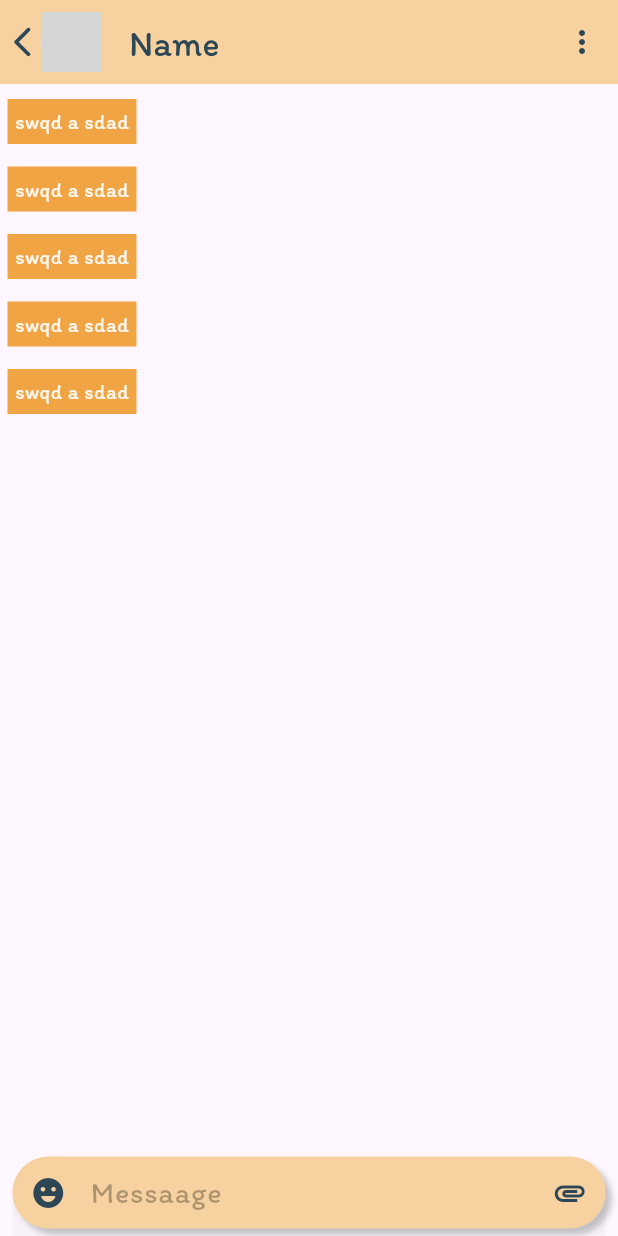
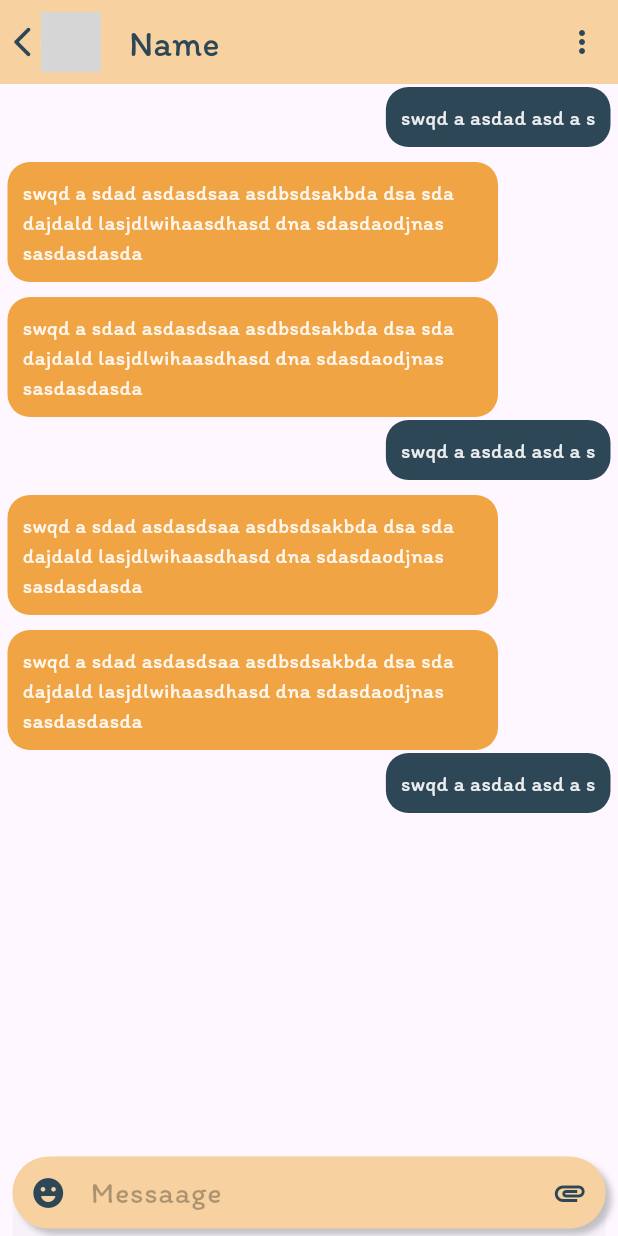
Before and after one commit to HamzaIqbalMughal/peerlink, a Flutter app: the ChatScreen screen opened directly, on a phone screen of 412 x 824 dp. Run offline on Flutter 3.47's test engine with Material 2 defaults, Android fonts, the phone set to English and light mode, and no system bars; our stand-ins replace badges, flutter_svg, fluttertoast, google_fonts; network calls fail; grey boxes are pictures that could not be loaded.

Commit message:
to sharing data with lab pc

```diff
--- a/lib/ChatScreen.dart
+++ b/lib/ChatScreen.dart
@@ -13,6 +13,7 @@ class _ChatScreenState extends State<ChatScreen> {
   String themeColor1CodeHexa = "#fff1a443";
   String themeColor2CodeHexa = "#ff2e4757";
   String appbarColorCodeHexa = "#fff7d2a0";
+  bool _lastMsgIsRecieved = false;
   @override
   Widget build(BuildContext context) {
     Color themeColor1 =
@@ -21,6 +22,8 @@ class _ChatScreenState extends State<ChatScreen> {
         Color(int.parse(themeColor2CodeHexa.replaceAll('#', '0x')));
     Color appbarColor =
         Color(int.parse(appbarColorCodeHexa.replaceAll("#", "0x")));
+
+    print('Hello printing ...... $_lastMsgIsRecieved');
 
     return Scaffold(
       resizeToAvoidBottomInset: true,
@@ -122,49 +125,19 @@ class _ChatScreenState extends State<ChatScreen> {
         ],
       ),
       body: ListView.builder(
+        itemCount: 7,
+        itemBuilder: (context, index) {
+          // if (index % 3 == 0) {
+          //   return RecievedMessageTile(themeColor1);
+          //   _lastMsgIsRecieved = true;
+          // } else {
+          //   return SentMessageTile(themeColor2);
+          //   _lastMsgIsRecieved = false;
+          // }
 
-        itemCount: 5,
-        itemBuilder: (context, index){
-          // return Flexible(
-          //     child: Text(
-          //       'Helloasda dasdasdaudan ',
-          //       style: TextStyle(
-          //         backgroundColor: themeColor1,
-          //       ),
-          //     )
-          // );
-          return Row(
-            children: [
-              Flexible(
-                  child: Container(
-                    // height: double.infinity,
-                    // width: double.infinity,
-                    color: themeColor1,
-                    margin: EdgeInsets.only(left: 5,right: 50,top: 10,bottom: 5),
-                    padding: EdgeInsets.symmetric(vertical: 5, horizontal: 5),
-                    child: Text(
-                      'swqd a sdad',
-                      style: TextStyle(
-                        // backgroundColor: themeColor1,
-                        color: Colors.white.withOpacity(0.9),
-                      ),
-                    ),
-                  )
-              ),
-            ],
-          );
-          // return Flexible(
-          //       child: Container(
-          //         width: null,
-          //         margin: EdgeInsets.only(left: 5,right: 40,top: 10,bottom: 5),
-          //         padding: EdgeInsets.symmetric(vertical: 10, horizontal: 10),
-          //         decoration: BoxDecoration(
-          //           borderRadius: BorderRadius.circular(10),
-          //           color: themeColor1,
-          //         ),
-          //         child: Text('Hello there !'),
-          //       ),
-          //   );
+          return (index % 3 == 0)
+              ? SentMessageTile(themeColor2)
+              : RecievedMessageTile(themeColor1);
         },
       ),
       bottomSheet: Container(
@@ -172,7 +145,6 @@ class _ChatScreenState extends State<ChatScreen> {
         width: MediaQuery.of(context).size.width * 0.96,
         margin: EdgeInsets.only(bottom: 5),
         decoration: BoxDecoration(
-
           color: appbarColor,
           borderRadius: BorderRadius.circular(40),
           boxShadow: [
@@ -180,7 +152,7 @@ class _ChatScreenState extends State<ChatScreen> {
               color: Colors.grey.withOpacity(0.6),
               // spreadRadius: 0,
               blurRadius: 3,
-              offset: Offset(4,4),
+              offset: Offset(4, 4),
             )
           ],
         ),
@@ -195,7 +167,7 @@ class _ChatScreenState extends State<ChatScreen> {
             suffixIconColor: themeColor2,
             prefixIcon: GestureDetector(
               child: Icon(Icons.emoji_emotions_rounded),
-              onTap: (){
+              onTap: () {
                 Fluttertoast.showToast(msg: 'Emoji Icon Pressed');
               },
             ),
@@ -206,17 +178,100 @@ class _ChatScreenState extends State<ChatScreen> {
             ),
             suffixIcon: GestureDetector(
               child: Icon(Icons.attachment),
-              onTap: (){
+              onTap: () {
                 Fluttertoast.showToast(msg: 'Attachment Clicked!');
               },
             ),
           ),
           style: TextStyle(
             fontSize: 20,
-            height: 0,
+            // height: 0,
           ),
         ),
       ),
     );
   }
+
+  Row SentMessageTile(Color themeColor2) {
+    WidgetsBinding.instance.addPostFrameCallback((_) {
+      print('--------------------------------------------');
+      print(" In sentTile , lastMsgIsRecieved : $_lastMsgIsRecieved");
+      _lastMsgIsRecieved = false;
+      print(" In sentTile , lastMsgIsRecieved : $_lastMsgIsRecieved");
+    });
+    // EdgeInsets messageTileMargin;
+    // if (_lastMsgIsRecieved) {
+    //   messageTileMargin =
+    //       EdgeInsets.only(left: 80, right: 5, top: 10, bottom: 0);
+    // } else {
+    //   messageTileMargin =
+    //       EdgeInsets.only(left: 80, right: 5, top: 2, bottom: 0);
+    // }
+    return Row(
+      mainAxisAlignment: MainAxisAlignment.end,
+      children: [
+        Flexible(
+          child: Container(
+            // margin: messageTileMargin,
+            margin: _lastMsgIsRecieved
+                ? EdgeInsets.only(left: 80, right: 5, top: 10, bottom: 0)
+                : EdgeInsets.only(left: 80, right: 5, top: 2, bottom: 0),
+            padding: EdgeInsets.symmetric(vertical: 10, horizontal: 10),
+            decoration: BoxDecoration(
+              borderRadius: BorderRadius.circular(15),
+              color: themeColor2,
+            ),
+            child: Text(
+              'swqd a asdad asd a s',
+              style: TextStyle(
+                // backgroundColor: themeColor1,
+                color: Colors.white.withOpacity(0.9),
+              ),
+            ),
+          ),
+        )
+      ],
+    );
   }
+
+  Row RecievedMessageTile(Color themeColor1) {
+    WidgetsBinding.instance.addPostFrameCallback((_) {
+      print('----------------------------------------------------');
+      print(" In RecieveTile , lastMsgIsRecieved : $_lastMsgIsRecieved");
+      _lastMsgIsRecieved = true;
+      print(" In RecieveTile , lastMsgIsRecieved : $_lastMsgIsRecieved");
+    });
+    // EdgeInsets messageTileMargin;
+    // if (_lastMsgIsRecieved) {
+    //   messageTileMargin =
+    //       EdgeInsets.only(left: 5, right: 80, top: 2, bottom: 0);
+    // } else {
+    //   messageTileMargin =
+    //       EdgeInsets.only(left: 5, right: 80, top: 10, bottom: 0);
+    // }
+    return Row(
+      children: [
+        Flexible(
+          child: Container(
+            // margin: messageTileMargin,
+            margin: _lastMsgIsRecieved
+                ? EdgeInsets.only(left: 5, right: 80, top: 2, bottom: 0)
+                : EdgeInsets.only(left: 5, right: 80, top: 10, bottom: 0),
+            padding: EdgeInsets.symmetric(vertical: 10, horizontal: 10),
+            decoration: BoxDecoration(
+              borderRadius: BorderRadius.circular(15),
+              color: themeColor1,
+            ),
+            child: Text(
+              'swqd a sdad asdasdsaa asdbsdsakbda dsa sda dajdald lasjdlwihaasdhasd dna sdasdaodjnas sasdasdasda',
+              style: TextStyle(
+                // backgroundColor: themeColor1,
+                color: Colors.white.withOpacity(0.9),
+              ),
+            ),
+          ),
+        ),
+      ],
+    );
+  }
+}
--- a/lib/main.dart
+++ b/lib/main.dart
@@ -16,13 +16,12 @@ class MyApp extends StatelessWidget {
   @override
   Widget build(BuildContext context) {
     return MaterialApp(
-
       debugShowCheckedModeBanner: false,
 
       theme: ThemeData(fontFamily: 'Itim', useMaterial3: true),
-      home: WelcomeScreen(),
+      // home: WelcomeScreen(),
       // home: HomeScreen(),
-      // home: ChatScreen(),
+      home: ChatScreen(),
     );
   }
 }
```
Lines whose indentation alone changed are shown as unchanged.
